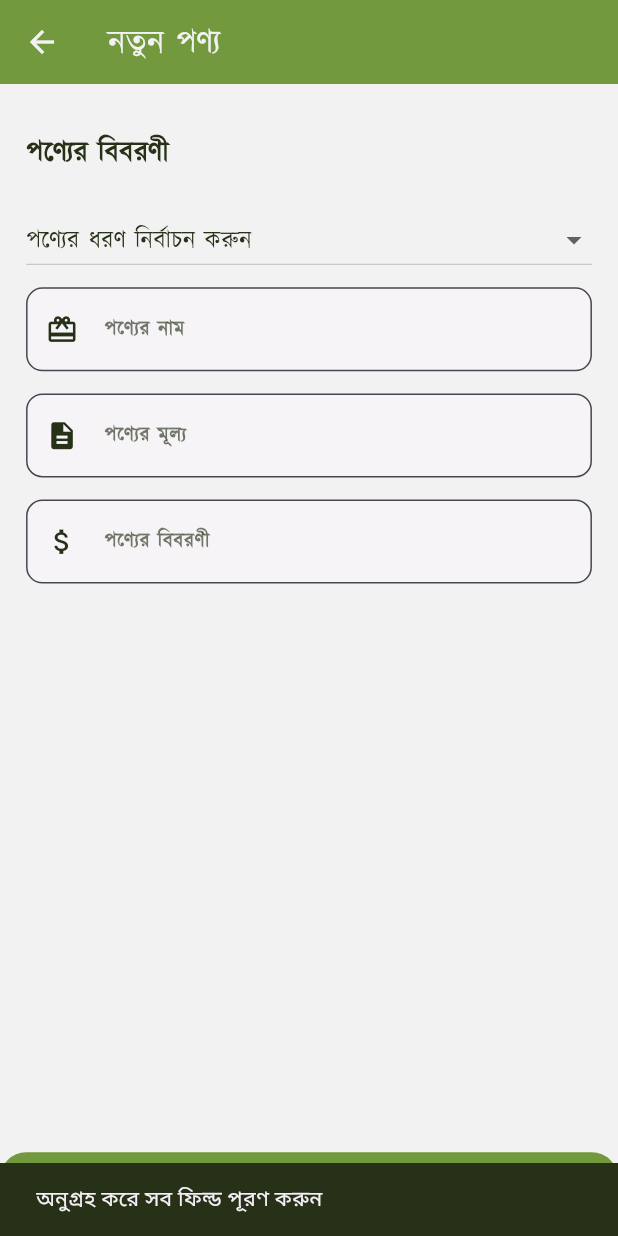
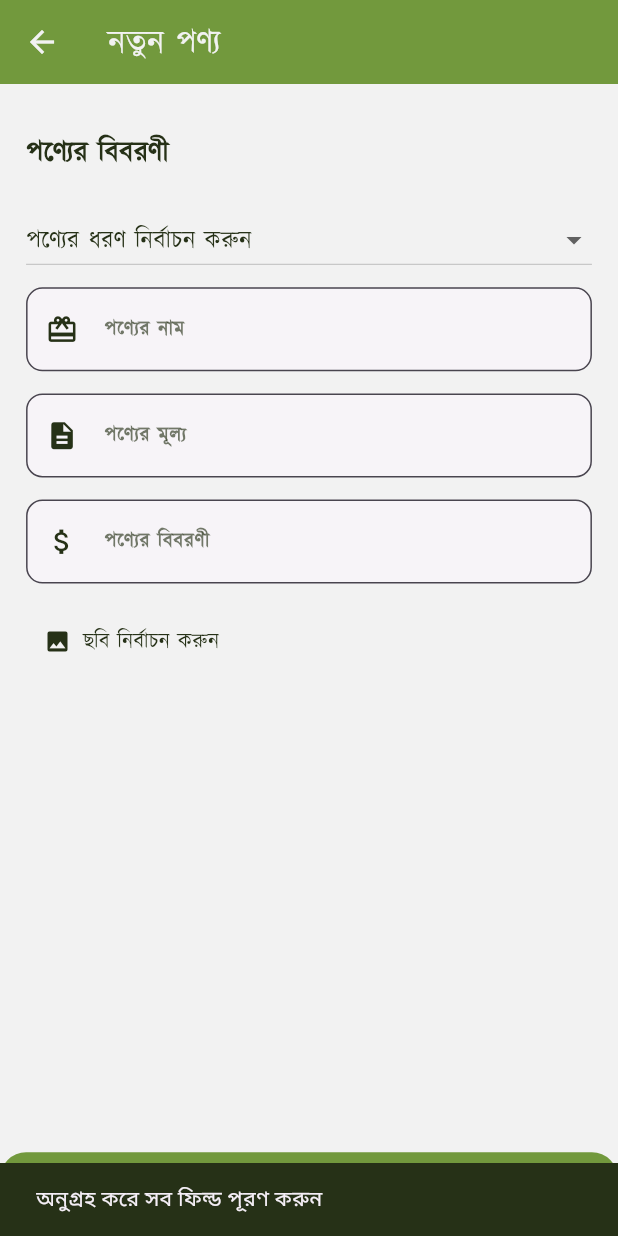
Before and after one commit to NoushinTasnim/maya_x_vendors, a Flutter app: the AddProduct screen opened directly, after a tap on "পণ্য যোগ করুন", on a phone screen of 412 x 824 dp. Run offline on Flutter 3.47's test engine with Material 3 defaults, Android fonts, the phone set to English and light mode, and no system bars; our stand-ins replace cloud_firestore, firebase_auth, firebase_core, firebase_storage, flutter_otp_text_field, google_nav_bar and 1 more; accounts and stored records are empty.

Commit message:
image add

```diff
--- a/lib/screens/add_products.dart
+++ b/lib/screens/add_products.dart
@@ -2,8 +2,11 @@ import 'package:flutter/material.dart';
 import 'package:maya_x_vendors/colors.dart';
 import 'package:maya_x_vendors/fetch_pixels.dart';
 import 'package:cloud_firestore/cloud_firestore.dart';
+import 'package:image_picker/image_picker.dart';
 import '../components/text_field.dart';
 import 'my_products.dart';
+import 'package:firebase_storage/firebase_storage.dart';
+import 'dart:io';
 
 class AddProduct extends StatefulWidget {
   const AddProduct({super.key});
@@ -16,28 +19,51 @@ class _AddProductState extends State<AddProduct> {
   TextEditingController _productNameController = TextEditingController();
   TextEditingController _productAmountController = TextEditingController();
   TextEditingController _productDescriptionController = TextEditingController();
+  TextEditingController _productImageController = TextEditingController();
 
   String? _selectedOption; // State variable to keep track of the selected option
+  File? _imageFile;
 
   final List<String> _options = ['ভারীস্রাব স্যানিটারী ন্যাপকিন', 'নিয়মিতস্রাব স্যানিটারী ন্যাপকিন', 'বেল্ট সিস্টেম স্যানিটারী ন্যাপকিন','অন্যান্য']; // List of options
+
+  Future<void> _pickImage() async {
+    final pickedFile = await ImagePicker().pickImage(source: ImageSource.gallery);
+    if (pickedFile != null) {
+      setState(() {
+        _imageFile = File(pickedFile.path);
+      });
+    }
+  }
+
+  Future<String?> _uploadImage(File image) async {
+    try {
+      String fileName = DateTime.now().millisecondsSinceEpoch.toString();
+      Reference ref = FirebaseStorage.instance.ref().child('product_images').child(fileName);
+      UploadTask uploadTask = ref.putFile(image);
+      TaskSnapshot taskSnapshot = await uploadTask;
+      String downloadURL = await taskSnapshot.ref.getDownloadURL();
+      return downloadURL;
+    } catch (e) {
+      ScaffoldMessenger.of(context).showSnackBar(
+        SnackBar(
+          backgroundColor: kSecondaryColor,
+          content: Text("Image upload failed: $e"),
+        ),
+      );
+      return null;
+    }
+  }
 
   void _addProduct() async {
     if (_selectedOption != null &&
         _productNameController.text.isNotEmpty &&
         _productAmountController.text.isNotEmpty &&
-        _productDescriptionController.text.isNotEmpty) {
-
-      Map<String, dynamic> productData = {
-        'id' : '5',
-        'index' : 5,
-        'name': _productNameController.text,
-        'amount': _productAmountController.text,
-        'image': 'image.png',
-        'details': _productDescriptionController.text,
-        'vendor': 'iabced',
-      };
+        _productDescriptionController.text.isNotEmpty &&
+        _imageFile != null) {
 
       try {
+        String? imageURL = await _uploadImage(_imageFile!);
+        if (imageURL == null) return;
         QuerySnapshot querySnapshot = await FirebaseFirestore.instance
             .collection('categories')
             .where('name', isEqualTo: _selectedOption)
@@ -45,11 +71,27 @@ class _AddProductState extends State<AddProduct> {
 
         if (querySnapshot.docs.isNotEmpty) {
           String categoryId = querySnapshot.docs.first.id;
-          await FirebaseFirestore.instance
+          DocumentReference newDocRef = FirebaseFirestore.instance
               .collection('categories')
               .doc(categoryId)
               .collection('products')
-              .add(productData);
+              .doc();
+
+          String uniqueId = newDocRef.id;
+          int uniqueIndex = DateTime.now().millisecondsSinceEpoch;
+
+
+          Map<String, dynamic> productData = {
+            'id': uniqueId,
+            'index': uniqueIndex,
+            'name': _productNameController.text,
+            'amount': _productAmountController.text,
+            'image': imageURL,
+            'details': _productDescriptionController.text,
+            'vendor': 'iabced',
+          };
+
+          await newDocRef.set(productData);
 
           ScaffoldMessenger.of(context).showSnackBar(
             const SnackBar(
@@ -57,9 +99,13 @@ class _AddProductState extends State<AddProduct> {
               content: Text("পণ্যটি যুক্ত হয়েছে"),
             ),
           );
+
           _productNameController.clear();
           _productAmountController.clear();
           _productDescriptionController.clear();
+          setState(() {
+            _imageFile = null;
+          });
         } else {
           ScaffoldMessenger.of(context).showSnackBar(
             const SnackBar(
@@ -85,6 +131,7 @@ class _AddProductState extends State<AddProduct> {
       );
     }
   }
+
 
 
 
@@ -191,6 +238,25 @@ class _AddProductState extends State<AddProduct> {
                   obscureText: false,
                   textInputController: _productDescriptionController,
                 ),
+                SizedBox(
+                  height: FetchPixels.getPixelHeight(16),
+                ),
+                TextButton.icon(
+                  icon: Icon(Icons.image, color: kSecondaryColor),
+                  label: Text(
+                    'ছবি নির্বাচন করুন',
+                    style: TextStyle(
+                      fontFamily: 'Kalpurush',
+                      color: kSecondaryColor,
+                    ),
+                  ),
+                  onPressed: _pickImage,
+                ),
+                if (_imageFile != null)
+                  Image.file(
+                    _imageFile!,
+                    height: 200,
+                  ),
               ],
             ),
           ),
--- a/pubspec.yaml
+++ b/pubspec.yaml
@@ -41,6 +41,8 @@ dependencies:
   firebase_core: ^2.31.1
   firebase_auth: ^4.19.6
   cloud_firestore: ^4.17.4
+  image_picker: ^1.0.2
+  firebase_storage: ^11.7.6
 
 dev_dependencies:
   flutter_test:
```
Also changed, not shown: pubspec.lock.
